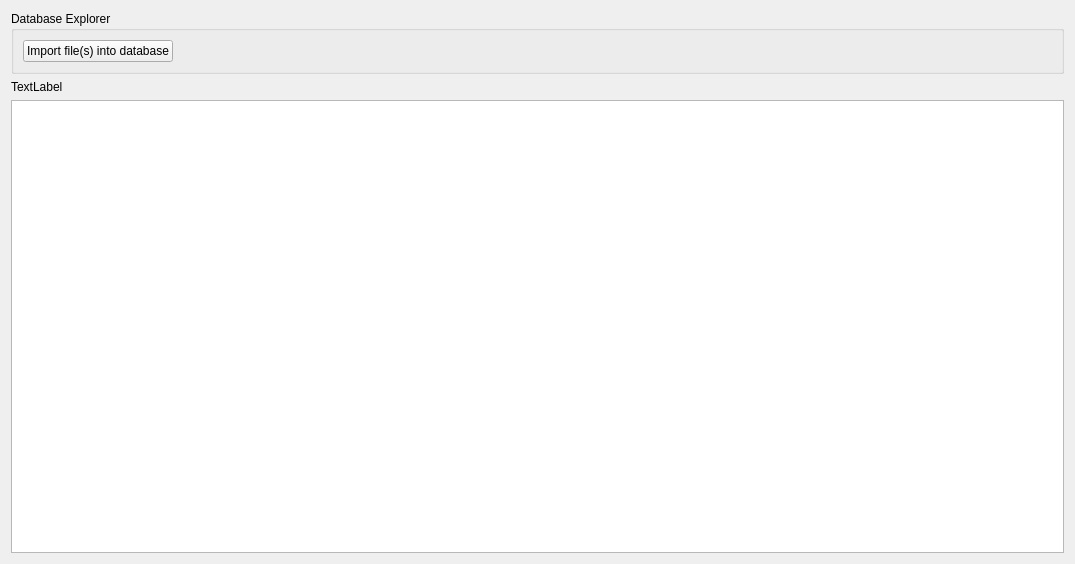
Old version of the form src/gui/widgets/dbmanager/ui/dbexplorer.ui in the repository Vin985/ecosongs.
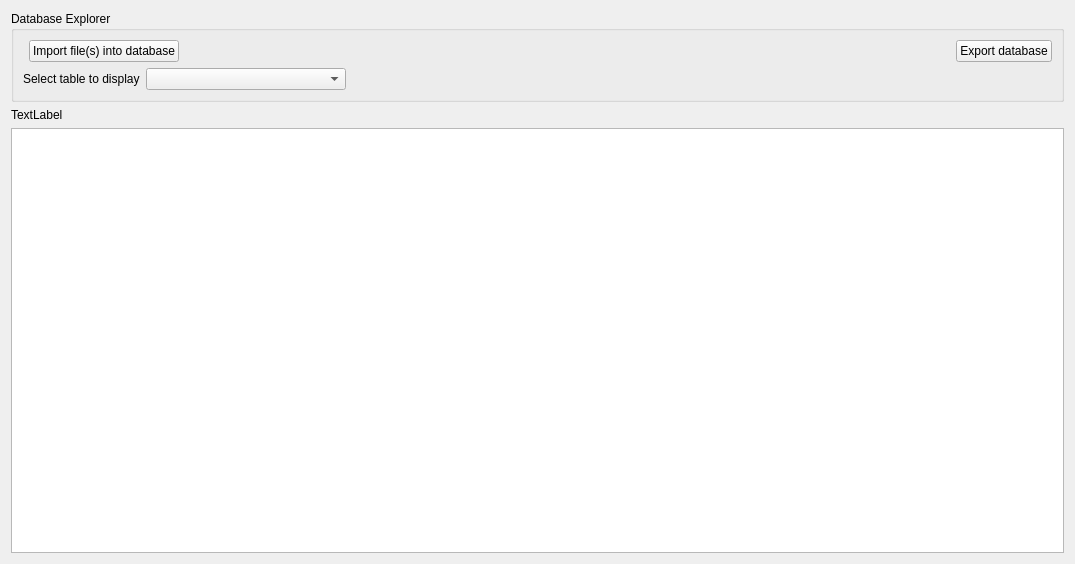
New version of the form. Icons and pictures are not drawn.

Commit message: Add id to recordings and all tables Save ACI Bugfixes: import file

```diff
--- a/src/gui/widgets/dbmanager/ui/dbexplorer.ui
+++ b/src/gui/widgets/dbmanager/ui/dbexplorer.ui
@@ -23,7 +23,7 @@
       <string>Database Explorer</string>
      </property>
      <layout class="QGridLayout" name="gridLayout_2">
-      <item row="0" column="0">
+      <item row="0" column="1">
        <widget class="QPushButton" name="dbImportButton">
         <property name="sizePolicy">
          <sizepolicy hsizetype="Maximum" vsizetype="Fixed">
@@ -36,7 +36,7 @@
         </property>
        </widget>
       </item>
-      <item row="0" column="1">
+      <item row="0" column="3">
        <spacer name="horizontalSpacer">
         <property name="orientation">
          <enum>Qt::Horizontal</enum>
@@ -49,6 +49,53 @@
         </property>
        </spacer>
       </item>
+      <item row="0" column="4">
+       <widget class="QPushButton" name="btn_export">
+        <property name="text">
+         <string>Export database</string>
+        </property>
+       </widget>
+      </item>
+      <item row="1" column="0" colspan="5">
+       <layout class="QHBoxLayout" name="horizontalLayout">
+        <item>
+         <widget class="QLabel" name="lbl_table">
+          <property name="text">
+           <string>Select table to display</string>
+          </property>
+         </widget>
+        </item>
+        <item>
+         <widget class="QComboBox" name="comboBox_table">
+          <property name="sizePolicy">
+           <sizepolicy hsizetype="Minimum" vsizetype="Fixed">
+            <horstretch>0</horstretch>
+            <verstretch>0</verstretch>
+           </sizepolicy>
+          </property>
+          <property name="minimumSize">
+           <size>
+            <width>200</width>
+            <height>0</height>
+           </size>
+          </property>
+         </widget>
+        </item>
+        <item>
+         <spacer name="horizontalSpacer_2">
+          <property name="orientation">
+           <enum>Qt::Horizontal</enum>
+          </property>
+          <property name="sizeHint" stdset="0">
+           <size>
+            <width>40</width>
+            <height>20</height>
+           </size>
+          </property>
+         </spacer>
+        </item>
+       </layout>
+      </item>
      </layout>
     </widget>
    </item>
```
The commit also changes 15 other files.
